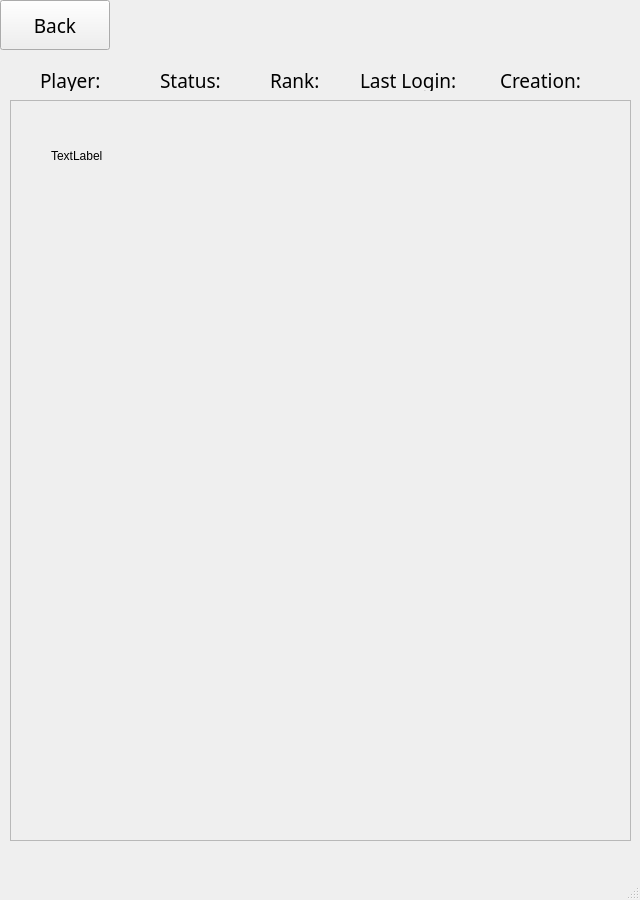
T3tsuo/paladinsLive, file DO_NOT_RUN/FriendsList.ui: the form before one commit.
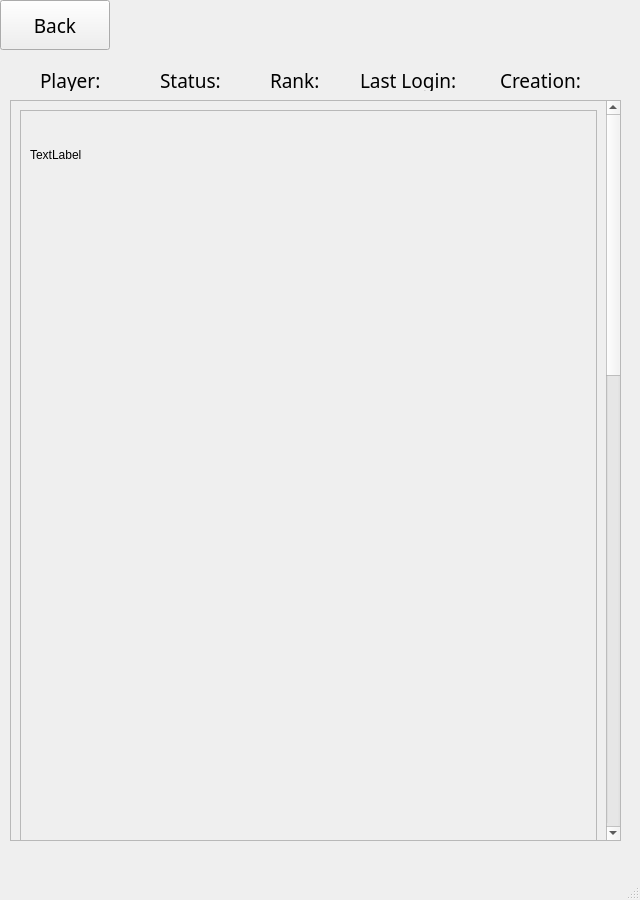
The form after the commit.

```diff
--- a/DO_NOT_RUN/FriendsList.ui
+++ b/DO_NOT_RUN/FriendsList.ui
@@ -136,7 +136,7 @@
      <rect>
       <x>10</x>
       <y>100</y>
-      <width>621</width>
+      <width>611</width>
       <height>741</height>
      </rect>
     </property>
@@ -148,15 +148,33 @@
       <rect>
        <x>0</x>
        <y>0</y>
-       <width>619</width>
-       <height>739</height>
+       <width>588</width>
+       <height>2018</height>
       </rect>
      </property>
-     <widget class="QLabel" name="avatar">
+     <layout class="QVBoxLayout" name="verticalLayout">
+      <item>
+       <widget class="QFrame" name="frame">
+        <property name="enabled">
+         <bool>true</bool>
+        </property>
+        <property name="minimumSize">
+         <size>
+          <width>0</width>
+          <height>2000</height>
+         </size>
+        </property>
+        <property name="frameShape">
+         <enum>QFrame::StyledPanel</enum>
+        </property>
+        <property name="frameShadow">
+         <enum>QFrame::Raised</enum>
+        </property>
+        <widget class="QLabel" name="label">
       <property name="geometry">
        <rect>
-        <x>40</x>
-        <y>20</y>
+           <x>10</x>
+           <y>10</y>
         <width>70</width>
         <height>70</height>
        </rect>
@@ -165,6 +183,9 @@
        <string>TextLabel</string>
       </property>
      </widget>
+       </widget>
+      </item>
+     </layout>
     </widget>
    </widget>
   </widget>
```
Lines whose indentation alone changed are shown as unchanged.
